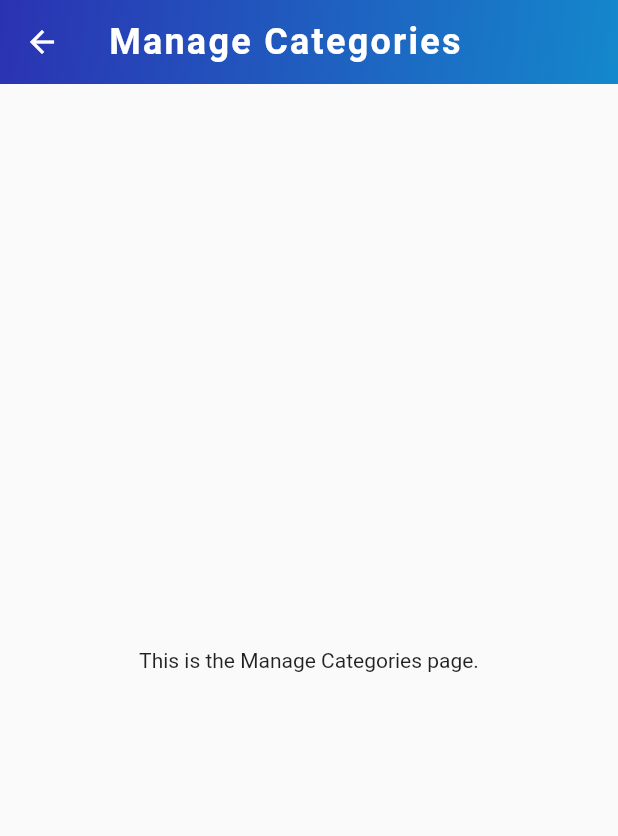
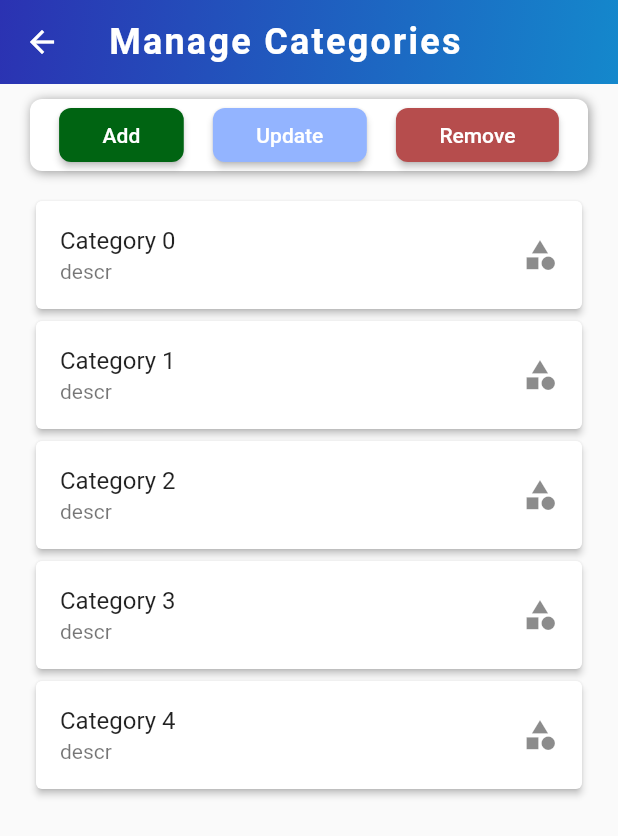
Before and after one commit to xkhaliil/PharmacyManagementSystem, a Flutter app: the screen it shows after launch, after a tap on "Manage Categories", on a phone screen of 412 x 824 dp. Shown: the top 836 px of the screen. Run offline on Flutter 3.47's test engine with Material 2 defaults, Android fonts, the phone set to English and light mode, and no system bars; our stand-ins replace lottie; missing offline and left inert: dart:js; Roboto replaces fonts that are missing (Montserrat).

Commit message:
category page

```diff
--- /dev/null
+++ b/lib/home_screen/category.dart
@@ -0,0 +1,128 @@
+import 'package:flutter/material.dart';
+
+class ManageCategoriesPage extends StatelessWidget {
+  const ManageCategoriesPage({Key? key});
+  static String routeName="category";
+
+  @override
+  Widget build(BuildContext context) {
+    return Scaffold(
+      appBar: AppBar(
+        title: Row(
+          children: const [
+            Text(
+              'Manage Categories',
+              style: TextStyle(
+                fontSize: 24,
+                fontWeight: FontWeight.bold,
+                fontFamily: 'Montserrat',
+                letterSpacing: 1.5,
+              ),
+            ),
+          ],
+        ),
+        flexibleSpace: Container(
+          decoration: const BoxDecoration(
+            gradient: LinearGradient(
+              colors: [Color(0xFF2B32B2), Color(0xFF1488CC)],
+              begin: Alignment.topLeft,
+              end: Alignment.bottomRight,
+              tileMode: TileMode.clamp,
+            ),
+          ),
+        ),
+        elevation: 0,
+      ),
+      body: Container(
+        margin: const EdgeInsets.symmetric(horizontal: 20, vertical: 10),
+        child: Column(
+          crossAxisAlignment: CrossAxisAlignment.stretch,
+          children: [
+            Container(
+              decoration: BoxDecoration(
+                color: Colors.white,
+                borderRadius: BorderRadius.circular(8),
+                boxShadow: const [
+                  BoxShadow(
+                    color: Colors.grey,
+                    blurRadius: 5,
+                    offset: Offset(1, 1),
+                  ),
+                ],
+              ),
+              child: Row(
+                mainAxisAlignment: MainAxisAlignment.spaceEvenly,
+                children: [
+                  ElevatedButton(
+                    onPressed: () {},
+                    child: const Padding(
+                      padding: EdgeInsets.symmetric(vertical: 10, horizontal: 13),
+                      child: Text(
+                        'Add',
+                        style: TextStyle(fontSize: 14),
+                      ),
+                    ),
+                    style: ElevatedButton.styleFrom(
+                      foregroundColor: Colors.white, backgroundColor: Color.fromARGB(255, 0, 100, 18),
+                      shape: RoundedRectangleBorder(
+                        borderRadius: BorderRadius.circular(8),
+                      ),
+                    ),
+                  ),
+                  ElevatedButton(
+                    onPressed: () {},
+                    child: const Padding(
+                      padding: EdgeInsets.symmetric(vertical: 10, horizontal: 13),
+                      child: Text(
+                        'Update',
+                        style: TextStyle(fontSize: 14),
+                      ),
+                    ),
+                    style: ElevatedButton.styleFrom(
+                      foregroundColor: Colors.white, backgroundColor: Color.fromARGB(255, 147, 180, 255),
+                      shape: RoundedRectangleBorder(
+                        borderRadius: BorderRadius.circular(8),
+                      ),
+                    ),
+                  ),
+                  ElevatedButton(
+                    onPressed: () {},
+                    child: const Padding(
+                      padding: EdgeInsets.symmetric(vertical: 10, horizontal: 13),
+                      child: Text(
+                        'Remove',
+                        style: TextStyle(fontSize: 14),
+                      ),
+                    ),
+                    style: ElevatedButton.styleFrom(
+                      foregroundColor: Colors.white, backgroundColor: Color.fromARGB(255, 182, 77, 77),
+                      shape: RoundedRectangleBorder(
+                        borderRadius: BorderRadius.circular(8),
+                      ),
+                    ),
+                  ),
+                ],
+              ),
+            ),
+            const SizedBox(height: 16),
+            Expanded(
+              child: ListView.builder(
+                itemCount: 5,
+                itemBuilder: (BuildContext context, int index) {
+                  return Card(
+                    elevation: 2,
+                    child: ListTile(
+                      title: Text('Category $index'),
+                      subtitle: const Text('descr'),
+                      trailing: const Icon(Icons.category_sharp),
+                    ),
+                  );
+                },
+              ),
+            ),
+          ],
+        ),
+      ),
+    );
+  }
+}
--- a/lib/home_screen/home.dart
+++ b/lib/home_screen/home.dart
@@ -2,6 +2,7 @@ import 'package:flutter/material.dart';
 import 'package:flutter/src/widgets/framework.dart';
 import 'package:flutter/src/widgets/placeholder.dart';
 import 'package:lottie/lottie.dart';
+import 'package:pharmacymanagementsystem/home_screen/category.dart';
 
 class HomeScreen extends StatelessWidget {
   const HomeScreen({super.key});
@@ -79,7 +80,7 @@ class HomePage extends StatelessWidget {
                 Navigator.push(
                   context,
                   MaterialPageRoute(
-                      builder: (context) => const ManageCategoriesPage()),
+                      builder: (context) =>  ManageCategoriesPage()),
                 );
               },
               child: Column(
@@ -172,45 +173,9 @@ class HomePage extends StatelessWidget {
   }
 }
 
-class ManageCategoriesPage extends StatelessWidget {
-  const ManageCategoriesPage({super.key});
 
-  @override
-  Widget build(BuildContext context) {
-    return Scaffold(
-      appBar: AppBar(
-        title: Row(
-          children: const [
-            Text(
-              'Manage Categories',
-              style: TextStyle(
-                fontSize: 24,
-                fontWeight: FontWeight.bold,
-                fontFamily: 'Montserrat',
-                letterSpacing: 1.5,
-              ),
-            ),
-          ],
-        ),
 
-        flexibleSpace: Container(
-          decoration: const BoxDecoration(
-            gradient: LinearGradient(
-              colors: [Color(0xFF2B32B2), Color(0xFF1488CC)],
-              begin: Alignment.topLeft,
-              end: Alignment.bottomRight,
-              tileMode: TileMode.clamp,
-            ),
-          ),
-        ),
-        elevation: 0,
-      ),
-      body: const Center(
-        child: Text('This is the Manage Categories page.'),
-      ),
-    );
-  }
-}
+
 
 class ManageAccountsPage extends StatelessWidget {
   const ManageAccountsPage({super.key});
```
